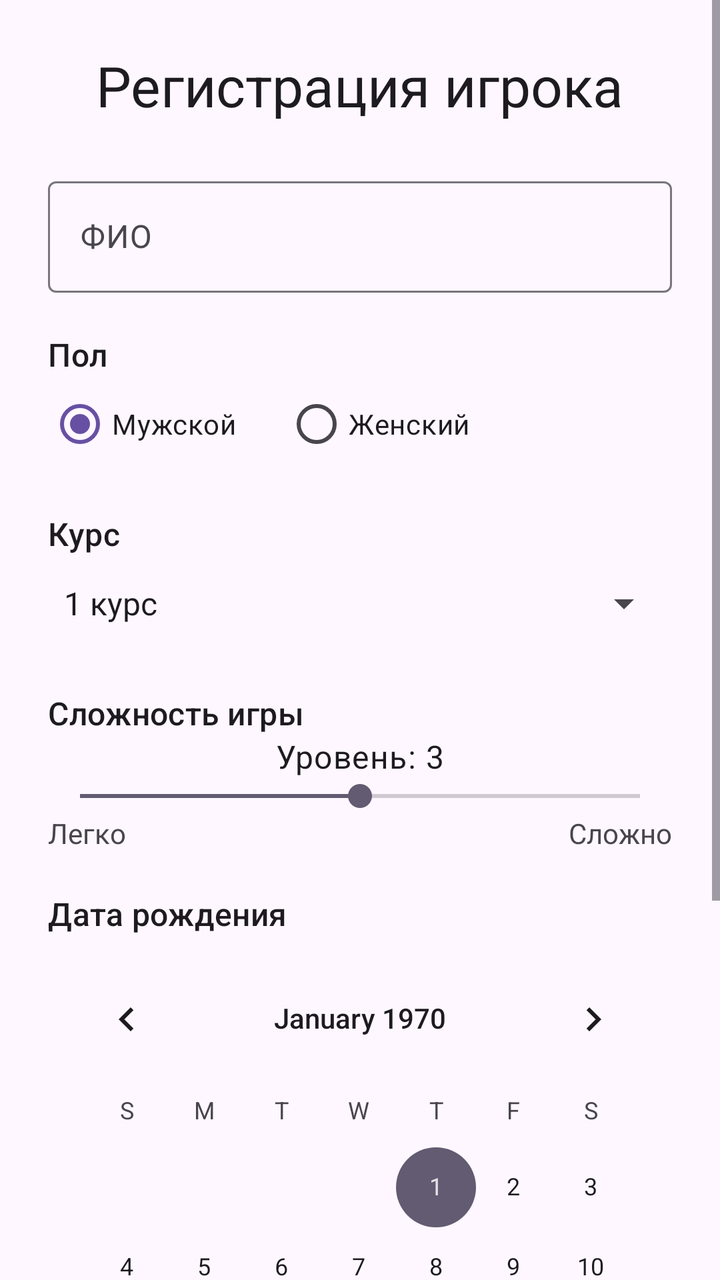
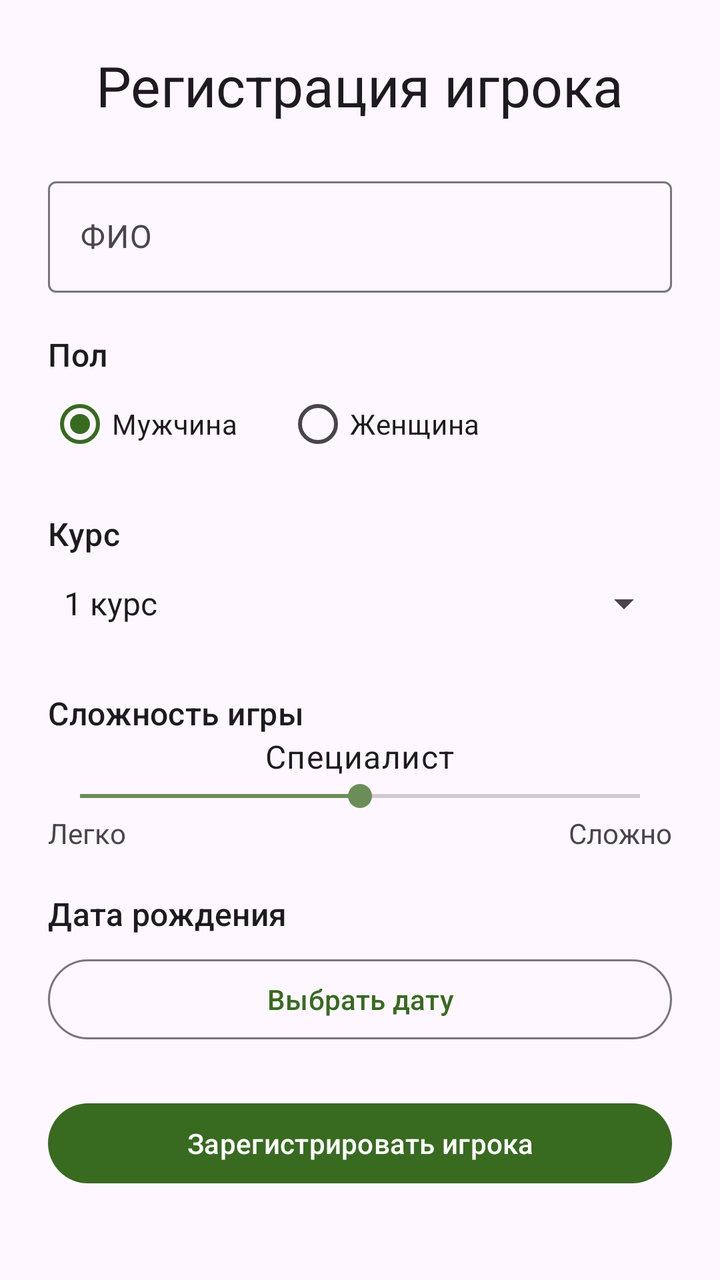

The first picture is an Android layout as it rendered before a commit; the second is the same layout after the commit. The layout source and the unified diff follow.
<!-- AndroidManifest.xml: application theme Theme.GameZhukii -->
<!-- res/layout/activity_main.xml -->
<?xml version="1.0" encoding="utf-8"?>
<ScrollView xmlns:android="http://schemas.android.com/apk/res/android"
    xmlns:tools="http://schemas.android.com/tools"
    android:id="@+id/main"
    android:layout_width="match_parent"
    android:layout_height="match_parent"
    android:fillViewport="true"
    tools:context=".MainActivity">

    <LinearLayout
        android:layout_width="match_parent"
        android:layout_height="wrap_content"
        android:orientation="vertical"
        android:padding="24dp">

        <TextView
            android:layout_width="wrap_content"
            android:layout_height="wrap_content"
            android:layout_gravity="center_horizontal"
            android:layout_marginBottom="24dp"
            android:text="@string/registration_title"
            android:textAppearance="@style/TextAppearance.Material3.HeadlineMedium" />

        <com.google.android.material.textfield.TextInputLayout
            android:layout_width="match_parent"
            android:layout_height="wrap_content"
            android:hint="@string/full_name">

            <com.google.android.material.textfield.TextInputEditText
                android:id="@+id/fullNameInput"
                android:layout_width="match_parent"
                android:layout_height="wrap_content"
                android:inputType="textCapWords"
                android:maxLines="1" />
        </com.google.android.material.textfield.TextInputLayout>

        <TextView
            android:layout_width="wrap_content"
            android:layout_height="wrap_content"
            android:layout_marginTop="20dp"
            android:text="@string/gender"
            android:textAppearance="@style/TextAppearance.Material3.TitleMedium" />

        <RadioGroup
            android:id="@+id/genderGroup"
            android:layout_width="match_parent"
            android:layout_height="wrap_content"
            android:orientation="horizontal">

            <RadioButton
                android:id="@+id/maleRadioButton"
                android:layout_width="wrap_content"
                android:layout_height="wrap_content"
                android:checked="true"
                android:text="@string/male" />

            <RadioButton
                android:id="@+id/femaleRadioButton"
                android:layout_width="wrap_content"
                android:layout_height="wrap_content"
                android:layout_marginStart="24dp"
                android:text="@string/female" />
        </RadioGroup>

        <TextView
            android:layout_width="wrap_content"
            android:layout_height="wrap_content"
            android:layout_marginTop="20dp"
            android:text="@string/course"
            android:textAppearance="@style/TextAppearance.Material3.TitleMedium" />

        <Spinner
            android:id="@+id/courseSpinner"
            android:layout_width="match_parent"
            android:layout_height="48dp"
            android:entries="@array/courses"
            android:spinnerMode="dropdown" />

        <TextView
            android:layout_width="wrap_content"
            android:layout_height="wrap_content"
            android:layout_marginTop="20dp"
            android:text="@string/difficulty"
            android:textAppearance="@style/TextAppearance.Material3.TitleMedium" />

        <TextView
            android:id="@+id/difficultyValue"
            android:layout_width="wrap_content"
            android:layout_height="wrap_content"
            android:layout_gravity="center_horizontal"
            android:text="@string/difficulty_default"
            android:textAppearance="@style/TextAppearance.Material3.BodyLarge" />

        <SeekBar
            android:id="@+id/difficultySeekBar"
            android:layout_width="match_parent"
            android:layout_height="wrap_content"
            android:max="4"
            android:progress="2" />

        <LinearLayout
            android:layout_width="match_parent"
            android:layout_height="wrap_content"
            android:gravity="center_vertical"
            android:orientation="horizontal">

            <TextView
                android:layout_width="0dp"
                android:layout_height="wrap_content"
                android:layout_weight="1"
                android:text="@string/difficulty_easy" />

            <TextView
                android:layout_width="wrap_content"
                android:layout_height="wrap_content"
                android:text="@string/difficulty_hard" />
        </LinearLayout>

        <TextView
            android:layout_width="wrap_content"
            android:layout_height="wrap_content"
            android:layout_marginTop="20dp"
            android:text="@string/birth_date"
            android:textAppearance="@style/TextAppearance.Material3.TitleMedium" />

        <CalendarView
            android:id="@+id/birthDateCalendar"
            android:layout_width="match_parent"
            android:layout_height="wrap_content"
            android:layout_marginTop="8dp" />

        <com.google.android.material.button.MaterialButton
            android:id="@+id/registerButton"
            android:layout_width="match_parent"
            android:layout_height="wrap_content"
            android:layout_marginTop="24dp"
            android:text="@string/register_player" />

        <TextView
            android:id="@+id/resultText"
            android:layout_width="match_parent"
            android:layout_height="wrap_content"
            android:layout_marginTop="20dp"
            android:background="@drawable/result_background"
            android:padding="16dp"
            android:textAppearance="@style/TextAppearance.Material3.BodyLarge"
            android:visibility="gone" />

        <FrameLayout
            android:id="@+id/zodiacContainer"
            android:layout_width="120dp"
            android:layout_height="120dp"
            android:layout_gravity="center_horizontal"
            android:layout_marginTop="24dp"
            android:visibility="gone">

            <ImageView
                android:id="@+id/zodiacImage"
                android:layout_width="match_parent"
                android:layout_height="match_parent"
                android:contentDescription="@string/zodiac_image"
                android:scaleType="fitCenter"
                android:src="@drawable/zodiac_symbols" />
        </FrameLayout>

    </LinearLayout>
</ScrollView>
<!-- resources referenced by this layout -->
<resources>
  <string-array name="courses">
          <item>1 курс</item>
          <item>2 курс</item>
          <item>3 курс</item>
          <item>4 курс</item>
          <item>5 курс</item>
      </string-array>
  <!-- drawable result_background (drawable) -->
  <shape xmlns:android="http://schemas.android.com/apk/res/android" android:shape="rectangle">
      <solid android:color="@color/result_background" />
      <corners android:radius="16dp" />
      <stroke android:width="1dp" android:color="@color/result_border" />
  </shape>
  <!-- drawable zodiac_symbols: png bitmap (drawable-nodpi, 211591 bytes) -->
  <string name="birth_date">Дата рождения</string>
  <string name="course">Курс</string>
  <string name="difficulty">Сложность игры</string>
  <string name="difficulty_default">Уровень: 3</string>
  <string name="difficulty_easy">Легко</string>
  <string name="difficulty_hard">Сложно</string>
  <string name="female">Женский</string>
  <string name="full_name">ФИО</string>
  <string name="gender">Пол</string>
  <string name="male">Мужской</string>
  <string name="register_player">Зарегистрировать игрока</string>
  <string name="registration_title">Регистрация игрока</string>
  <string name="zodiac_image">Изображение знака зодиака</string>
  <style name="Theme.GameZhukii" parent="Base.Theme.GameZhukii" />
  <style name="Base.Theme.GameZhukii" parent="Theme.Material3.DayNight.NoActionBar">
          
          
      </style>
</resources>

<!-- the commit's change to res/layout/activity_main.xml (unified diff, before → after) -->
@@ -123,11 +123,13 @@
             android:text="@string/birth_date"
             android:textAppearance="@style/TextAppearance.Material3.TitleMedium" />
 
-        <CalendarView
-            android:id="@+id/birthDateCalendar"
+        <com.google.android.material.button.MaterialButton
+            android:id="@+id/birthDateButton"
+            style="@style/Widget.Material3.Button.OutlinedButton"
             android:layout_width="match_parent"
             android:layout_height="wrap_content"
-            android:layout_marginTop="8dp" />
+            android:layout_marginTop="8dp"
+            android:text="@string/select_birth_date" />
 
         <com.google.android.material.button.MaterialButton
             android:id="@+id/registerButton"
@@ -141,8 +143,6 @@
             android:layout_width="match_parent"
             android:layout_height="wrap_content"
             android:layout_marginTop="20dp"
-            android:background="@drawable/result_background"
-            android:padding="16dp"
             android:textAppearance="@style/TextAppearance.Material3.BodyLarge"
             android:visibility="gone" />
 
<!-- resource entries referenced after the edit -->
@@ -5,32 +5,28 @@
           <item>2 курс</item>
           <item>3 курс</item>
           <item>4 курс</item>
-          <item>5 курс</item>
       </string-array>
-  <!-- drawable result_background (drawable) -->
-  <shape xmlns:android="http://schemas.android.com/apk/res/android" android:shape="rectangle">
-      <solid android:color="@color/result_background" />
-      <corners android:radius="16dp" />
-      <stroke android:width="1dp" android:color="@color/result_border" />
-  </shape>
   <!-- drawable zodiac_symbols: png bitmap (drawable-nodpi, 211591 bytes) -->
   <string name="birth_date">Дата рождения</string>
   <string name="course">Курс</string>
   <string name="difficulty">Сложность игры</string>
-  <string name="difficulty_default">Уровень: 3</string>
+  <string name="difficulty_default">Специалист</string>
   <string name="difficulty_easy">Легко</string>
   <string name="difficulty_hard">Сложно</string>
-  <string name="female">Женский</string>
+  <string name="female">Женщина</string>
   <string name="full_name">ФИО</string>
   <string name="gender">Пол</string>
-  <string name="male">Мужской</string>
+  <string name="male">Мужчина</string>
   <string name="register_player">Зарегистрировать игрока</string>
   <string name="registration_title">Регистрация игрока</string>
+  <string name="select_birth_date">Выбрать дату</string>
   <string name="zodiac_image">Изображение знака зодиака</string>
   <style name="Theme.GameZhukii" parent="Base.Theme.GameZhukii" />
   <style name="Base.Theme.GameZhukii" parent="Theme.Material3.DayNight.NoActionBar">
-          
-          
+          <item name="colorPrimary">@color/bug_green</item>
+          <item name="colorSecondary">@color/result_border</item>
       </style>
+  <color name="bug_green">#386A20</color>
+  <color name="result_border">#6B8E58</color>
 </resources>
 
